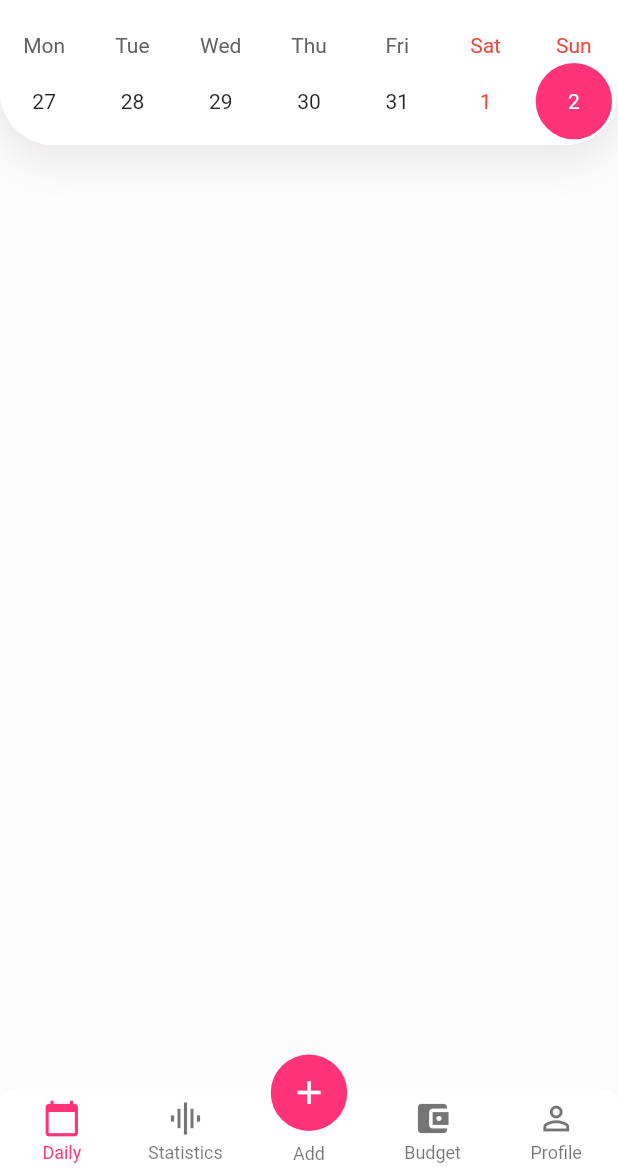
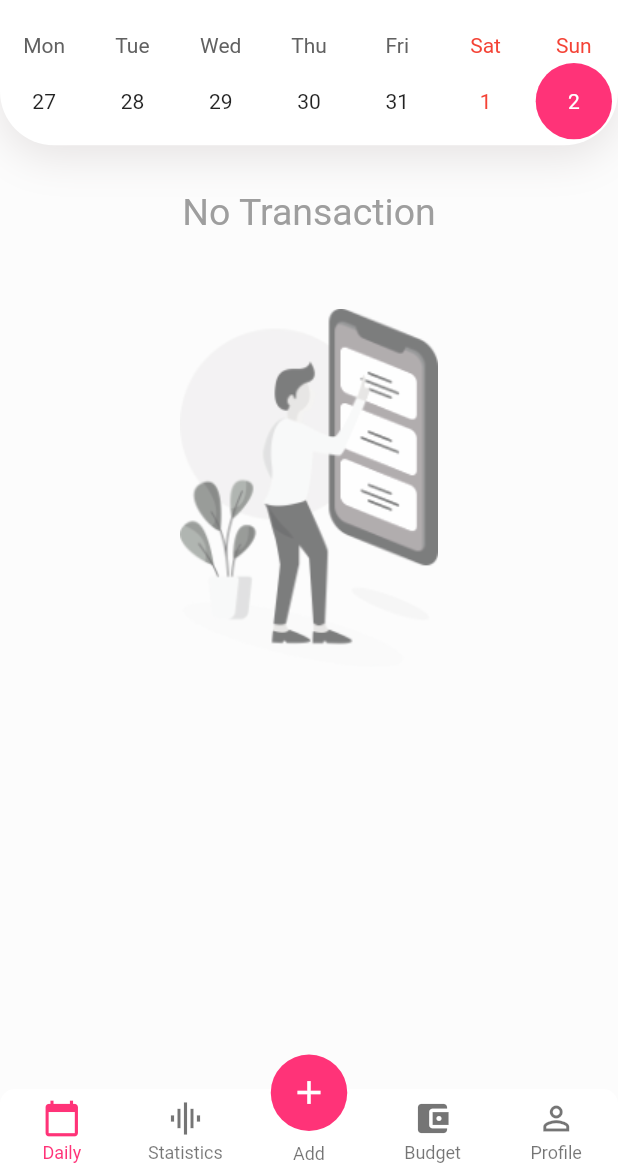
Before and after one commit to Bhavesh114/Expensee, a Flutter app: the screen it shows after launch, on a phone screen of 412 x 824 dp, the part 63-1236 px from its top. Run offline on Flutter 3.47's test engine with Material 2 defaults, Android fonts, the phone set to English and light mode, and no system bars; drawn by our look-alikes of persistent_bottom_nav_bar, table_calendar; our stand-ins replace after_layout, firebase_auth, flutter_svg, modal_progress_hud, shared_preferences; missing offline and left inert: navigation_action_bar; accounts and stored records are empty.

```diff
--- a/lib/Screens/DailyEmpty.dart
+++ b/lib/Screens/DailyEmpty.dart
@@ -46,6 +46,7 @@ class _EmptyStateDailyState extends State<EmptyStateDaily> {
                   ),
                   formatButtonTextStyle: TextStyle(color: Colors.black),
                   formatButtonShowsNext: false,
+                  //formatButtonVisible: false,
                 ),
                 startingDayOfWeek: StartingDayOfWeek.monday,
                 onDaySelected: (date, events) {
@@ -72,6 +73,16 @@ class _EmptyStateDailyState extends State<EmptyStateDaily> {
             ),
             decoration: kboxDecoration,
           ), //Table Calendar
+          Padding(
+            padding: const EdgeInsets.fromLTRB(0, 30.0, 0, 50.0),
+            child: Text(
+              'No Transaction',
+              style: TextStyle(color: Colors.grey,fontSize: 25.0),
+            ),
+          ),
+          Container(
+            child: Image.asset('images/DailyEmpty.png'),
+          ),
         ],
       ),
     );
```
Also changed, not shown: lib/Screens/Stats.dart (+12 -0 lines).
